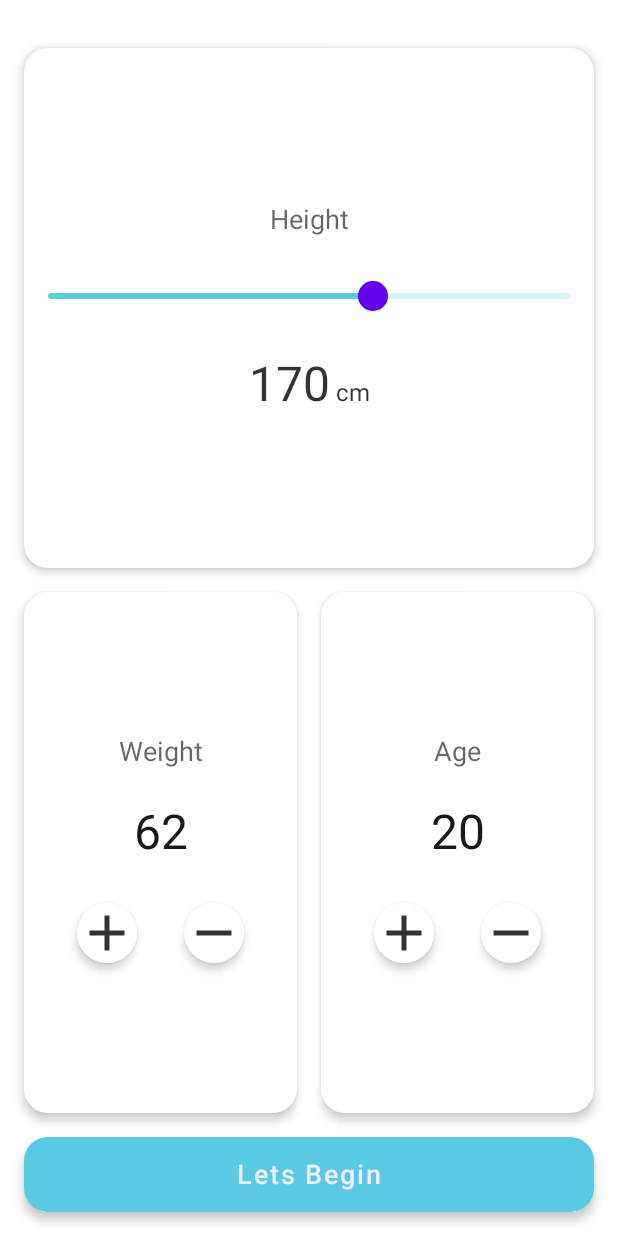
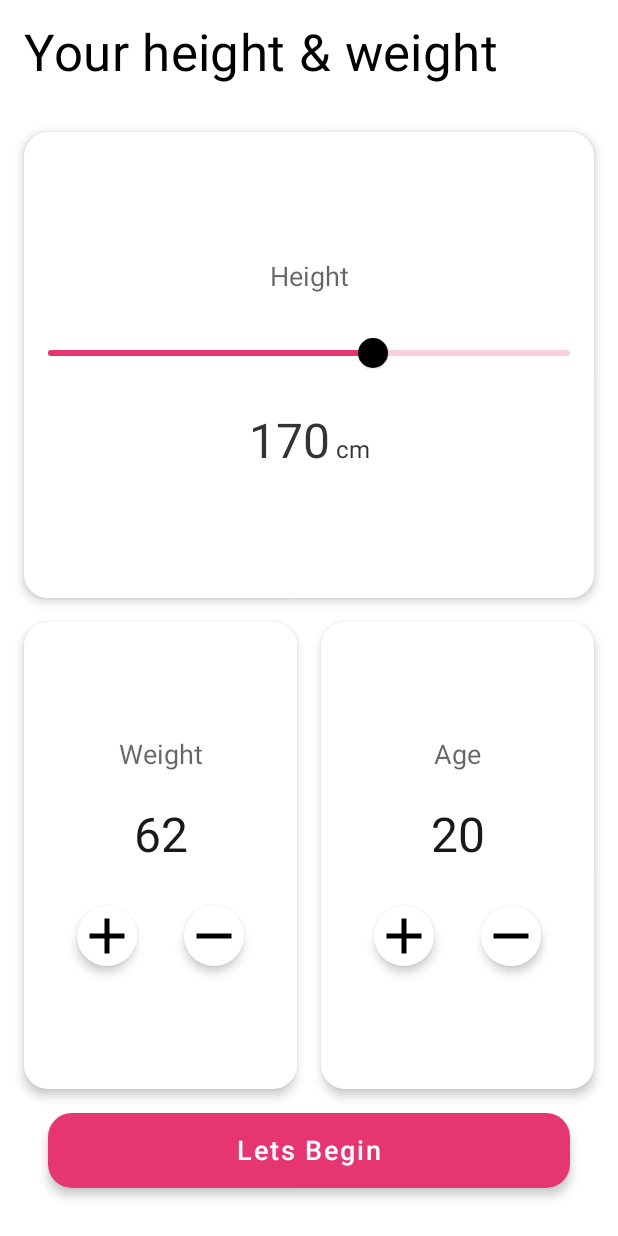
Before and after one commit to DevHalimMahmoud/BMICalculator, an Android app built with Jetpack Compose: the screen it shows after launch (MainActivity), after a tap on "Male", on a phone screen of 412 x 824 dp. Run offline under Robolectric (Android 15) with nearby library versions, the phone set to English and light mode, and no system bars.

Commit message:
Improving design

```diff
--- a/app/src/main/java/com/example/bmicalculator/MainActivity.kt
+++ b/app/src/main/java/com/example/bmicalculator/MainActivity.kt
@@ -11,6 +11,7 @@ import androidx.navigation.compose.rememberNavController
 import com.example.bmicalculator.ui.screens.GenderScreen
 import com.example.bmicalculator.ui.screens.SplashScreen
 import com.example.bmicalculator.ui.screens.WeightHeightScreen
+import com.example.bmicalculator.ui.screens.WeightHeightScreenContent
 
 
 class MainActivity : ComponentActivity() {
--- a/app/src/main/java/com/example/bmicalculator/ui/screens/WeightHeightScreen.kt
+++ b/app/src/main/java/com/example/bmicalculator/ui/screens/WeightHeightScreen.kt
@@ -1,9 +1,9 @@
 package com.example.bmicalculator.ui.screens
 
 import androidx.compose.foundation.layout.*
-import androidx.compose.material.Slider
-import androidx.compose.material.SliderDefaults
-import androidx.compose.material.Text
+import androidx.compose.foundation.rememberScrollState
+import androidx.compose.foundation.verticalScroll
+import androidx.compose.material.*
 import androidx.compose.material.icons.Icons
 import androidx.compose.material.icons.filled.Add
 import androidx.compose.material.icons.filled.Remove
@@ -21,21 +21,49 @@ import androidx.compose.ui.text.withStyle
 import androidx.compose.ui.tooling.preview.Preview
 import androidx.compose.ui.unit.dp
 import androidx.compose.ui.unit.sp
-import androidx.navigation.NavHostController
+import androidx.navigation.NavController
 import androidx.navigation.compose.rememberNavController
 import com.example.bmicalculator.ui.theme.AppTheme
-import com.example.bmicalculator.ui.theme.accentColor
 import com.example.bmicalculator.ui.widgets.RoundIconButton
 import com.example.bmicalculator.ui.widgets.RoundedButton
 import com.example.bmicalculator.ui.widgets.RoundedCard
 import com.example.bmicalculator.ui.widgets.textStyle
 
 @Composable
-fun WeightHeightScreen(navController: NavHostController) {
+fun WeightHeightScreen(navController: NavController) {
+    /*...*/
+    Scaffold(
+        modifier = Modifier
+            .fillMaxWidth()
+            .fillMaxHeight(),
+
+
+        topBar = {
+            Text(
+                text = "Your height & weight",
+                style = MaterialTheme.typography.h4,
+                color = LocalContentColor.current,
+                modifier = Modifier.padding(start = 16.dp, top = 16.dp, end = 16.dp),
+
+
+                )
+        },
+        content = {
+            WeightHeightScreenContent(navController)
+
+        }
+    )
+}
+
+
+@Composable
+fun WeightHeightScreenContent(navController: NavController) {
     Column(
+
         modifier = Modifier
             .padding(16.dp)
-            .fillMaxSize(),
+            .fillMaxSize()
+            .verticalScroll(rememberScrollState()),
         verticalArrangement = Arrangement.SpaceAround
     ) {
 
@@ -62,7 +90,7 @@ fun WeightHeightScreen(navController: NavHostController) {
             },
             modifier = Modifier
                 .fillMaxWidth()
-                .padding(top = 16.dp)
+                .padding( 16.dp)
         )
     }
 }
@@ -145,7 +173,8 @@ private fun HeightSelector(
                     .padding(8.dp),
                 valueRange = (1f..272f),
                 colors = SliderDefaults.colors(
-                    activeTrackColor = accentColor
+                    activeTrackColor = Color(0xFFe53671),
+                    thumbColor = Color.Black
                 )
             )
             Text(
@@ -217,4 +246,4 @@ private val ValueStyle = TextStyle(
     fontSize = 32.sp
 )
 
-private val ColumnChildModifier = Modifier.padding(8.dp)    //.gravity(Alignment.CenterHorizontally)
+private val ColumnChildModifier = Modifier.padding(8.dp)
--- a/app/src/main/java/com/example/bmicalculator/ui/theme/Color.kt
+++ b/app/src/main/java/com/example/bmicalculator/ui/theme/Color.kt
@@ -22,14 +22,13 @@ val purple500 = Color(0xFF6200EE)
 val purple700 = Color(0xFF3700B3)
 val teal200 = Color(0xFF03DAC5)
 
-// Referenced from https://github.com/alirzadev/BMI-Calculator/blob/master/lib/utilities/constants.dart
 val backgroundColor = Color(0xFFF0EEF3)
 val darkTextColor = Color(0xFF5B6275)
 val lightTextColor = Color.Gray
 val foregroundColor = Color(0xFFF0EEF3)
 val accentColor = Color(0xFF59CAE2)
 
-// Palette colors referenced from https://dribbble.com/shots/11368106-BMI-Calculator-App-Neumorphism
+
 val color1 = Color(0xFFD5D6D7)
 val color2 = Color(0xFFB9C3C9)
 val color3 = Color(0xFF2CA1BC)
--- a/app/src/main/java/com/example/bmicalculator/ui/widgets/RoundIconButton.kt
+++ b/app/src/main/java/com/example/bmicalculator/ui/widgets/RoundIconButton.kt
@@ -6,7 +6,6 @@ import androidx.compose.foundation.layout.size
 import androidx.compose.foundation.shape.CircleShape
 import androidx.compose.material.Card
 import androidx.compose.material.Icon
-import androidx.compose.material.MaterialTheme
 import androidx.compose.material.icons.Icons
 import androidx.compose.material.icons.outlined.Notifications
 import androidx.compose.runtime.Composable
@@ -18,7 +17,6 @@ import androidx.compose.ui.unit.Dp
 import androidx.compose.ui.unit.dp
 import com.example.bmicalculator.ui.theme.AppTheme
 
-private val RippleRadius = 24.dp
 private val IconButtonSizeModifier = Modifier.size(40.dp)
 
 @Composable
@@ -26,8 +24,7 @@ fun RoundIconButton(
     imageVector: ImageVector,
     onClick: () -> Unit,
     modifier: Modifier = Modifier,
-    tint: Color = Color.Black.copy(alpha = 0.8f),
-    backgroundColor: Color = MaterialTheme.colors.background,
+    backgroundColor: Color = Color.White,
     elevation: Dp = 4.dp
 ) {
     Card(
@@ -36,13 +33,15 @@ fun RoundIconButton(
             .then(IconButtonSizeModifier),
         shape = CircleShape,
         backgroundColor = backgroundColor,
-        elevation = elevation
+        elevation = elevation,
+        contentColor = Color.Black
     ) {
-        Icon(imageVector, null, tint = tint)
+        Icon(imageVector, null, tint = Color.Black)
     }
 }
 
 @Preview
+
 @Composable
 private fun RoundIconPreview() {
     AppTheme {
--- a/app/src/main/java/com/example/bmicalculator/ui/widgets/RoundedButton.kt
+++ b/app/src/main/java/com/example/bmicalculator/ui/widgets/RoundedButton.kt
@@ -1,7 +1,9 @@
 package com.example.bmicalculator.ui.widgets
 
 import androidx.compose.foundation.layout.Row
+import androidx.compose.foundation.layout.Spacer
 import androidx.compose.foundation.layout.height
+import androidx.compose.foundation.layout.width
 import androidx.compose.foundation.shape.RoundedCornerShape
 import androidx.compose.material.Button
 import androidx.compose.material.ButtonDefaults
@@ -29,15 +31,14 @@ fun RoundedButton(
     onClick: () -> Unit,
     modifier: Modifier = Modifier,
     elevation: Dp = 4.dp,
-    backGroundColor: Color = accentColor,
-    contentColor: Color = foregroundColor
+    contentColor: Color = Color.White
 ) {
     Button(
         onClick = onClick,
         shape = RoundedCornerShape(16.dp),
         modifier = modifier then IconButtonSizeModifier,
         colors = ButtonDefaults.buttonColors(
-            backgroundColor = backGroundColor,
+            backgroundColor = Color(0xFFe53671),
             contentColor = contentColor
         ),
         elevation = ButtonDefaults.elevation(elevation)
@@ -48,20 +49,19 @@ fun RoundedButton(
 
 @Composable
 fun RoundedToggleButton(
-    state: MutableState<Boolean>,
     text: String,
     onClick: () -> Unit,
     modifier: Modifier = Modifier,
-    activeColor: Color = accentColor,
-    inactiveColor: Color = backgroundColor
+
 ) {
     Button(
         onClick = onClick,
         shape = RoundedCornerShape(16.dp),
         modifier = modifier then IconButtonSizeModifier,
         colors = ButtonDefaults.buttonColors(
-            backgroundColor = if (state.value) activeColor else inactiveColor,
-            contentColor = if (state.value) foregroundColor else Color.Gray
+            backgroundColor =Color.White ,
+
+            contentColor = Color.Black
         )
     ) {
         Text(text = text, fontSize = 18.sp)
@@ -80,12 +80,12 @@ private fun ButtonPreview() {
 @Composable
 private fun ToggleButtonPreview() {
     AppTheme {
-        val trueState = mutableStateOf(true)
-        val falseState = mutableStateOf(false)
         Row {
-            RoundedToggleButton(state = trueState, text = "True", onClick = {})
+            RoundedToggleButton( text = "True", onClick = {})
             EmptyWidth()
-            RoundedToggleButton(state = falseState, text = "False", onClick = {})
+            RoundedToggleButton( text = "False", onClick = {})
         }
     }
 }
+@Composable
+fun EmptyWidth() = Spacer(Modifier.width(16.dp))
--- a/app/src/main/java/com/example/bmicalculator/ui/widgets/Spaces.kt
+++ /dev/null
@@ -1,20 +0,0 @@
-package com.example.bmicalculator.ui.widgets
-
-import androidx.compose.foundation.layout.Spacer
-import androidx.compose.foundation.layout.height
-import androidx.compose.foundation.layout.width
-import androidx.compose.runtime.Composable
-import androidx.compose.ui.Modifier
-import androidx.compose.ui.unit.dp
-
-@Composable
-fun EmptyHeight() = Spacer(Modifier.height(16.dp))
-
-@Composable
-fun EmptyHeight2() = Spacer(Modifier.height(32.dp))
-
-@Composable
-fun EmptyWidth() = Spacer(Modifier.width(16.dp))
-
-@Composable
-fun EmptyWidth2() = Spacer(Modifier.width(32.dp))
--- a/app/src/main/res/values/themes.xml
+++ b/app/src/main/res/values/themes.xml
@@ -2,8 +2,8 @@
     <!-- Base application theme. -->
     <style name="Theme.BMICalculator" parent="Theme.MaterialComponents.DayNight.DarkActionBar">
         <!-- Primary brand color. -->
-        <item name="colorPrimary">@color/purple_500</item>
-        <item name="colorPrimaryVariant">@color/purple_700</item>
+        <item name="colorPrimary">#E53671</item>
+        <item name="colorPrimaryVariant">#E53671</item>
         <item name="colorOnPrimary">@color/white</item>
         <!-- Secondary brand color. -->
         <item name="colorSecondary">@color/teal_200</item>
@@ -15,8 +15,13 @@
     </style>
 
     <style name="Theme.BMICalculator.NoActionBar">
+        <item name="colorPrimary">#E53671</item>
+        <item name="colorPrimaryVariant">#E53671</item>
+        <item name="colorOnPrimary">@color/white</item>
+        <item name="colorOnSecondary">@color/black</item>
         <item name="windowActionBar">false</item>
-        <item name="windowNoTitle">true</item>
+        <item name="android:statusBarColor" tools:targetApi="l">?attr/colorPrimaryVariant</item>
+        <item name="windowActionBarOverlay">false</item>
     </style>
 
     <style name="Theme.BMICalculator.AppBarOverlay" parent="ThemeOverlay.AppCompat.Dark.ActionBar" />
```
